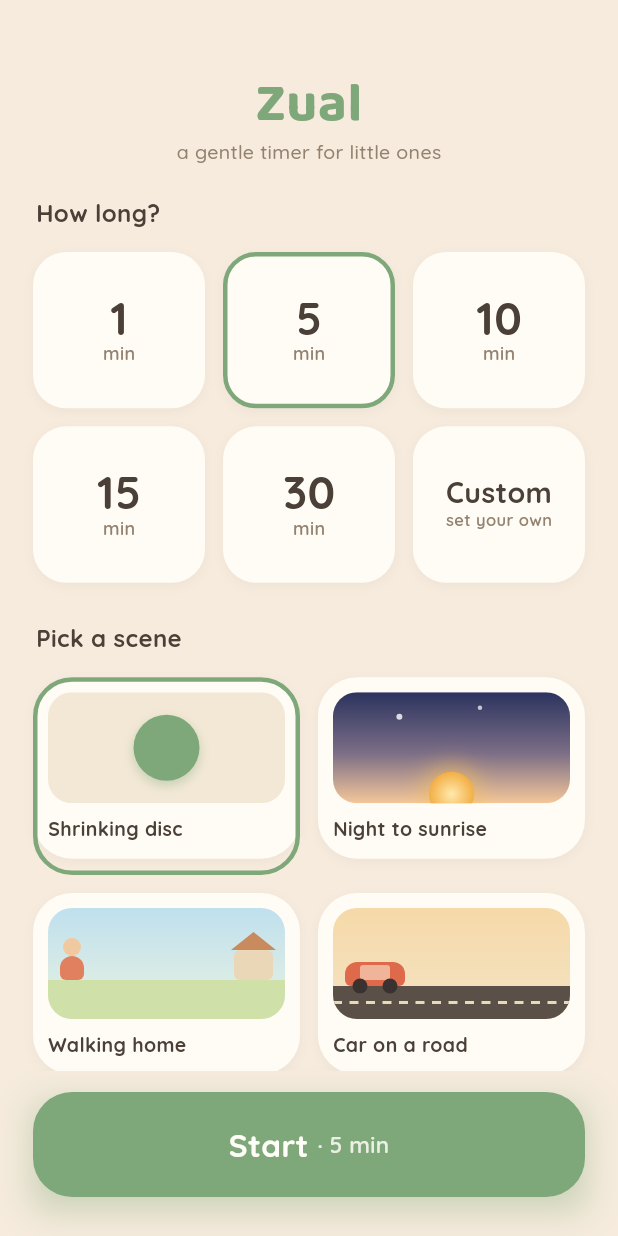
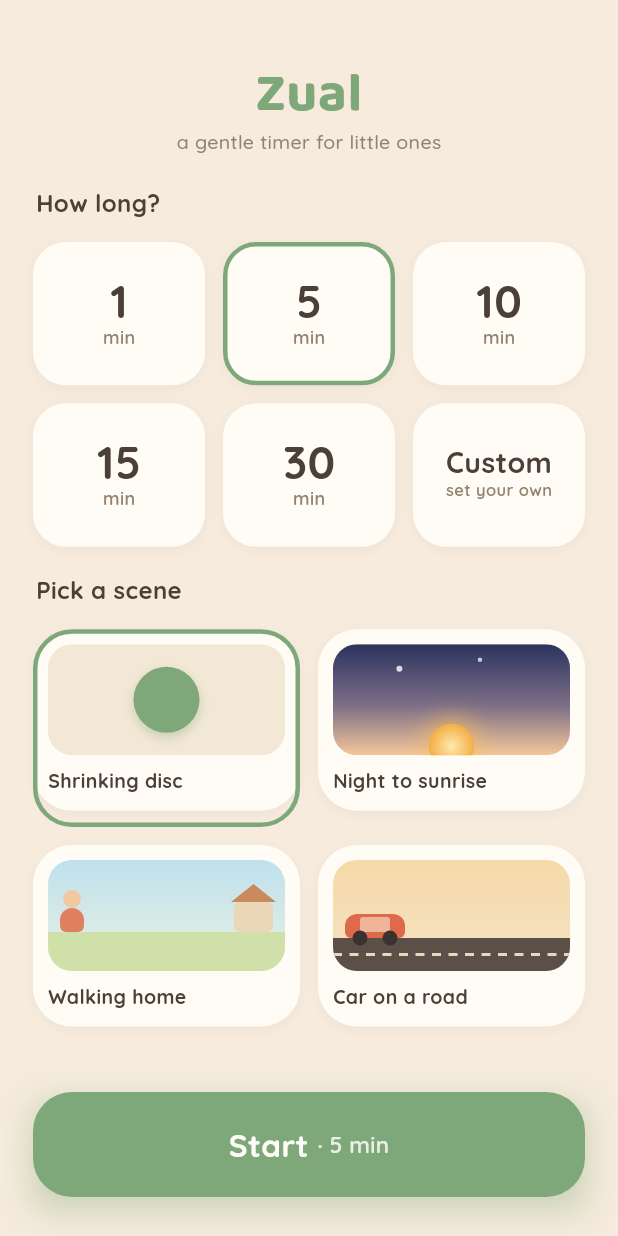
Before and after one commit to reiteristvan/zual, a Flutter app: the screen it shows after launch, on a phone screen of 412 x 824 dp. Run offline on Flutter 3.47's test engine with Material 3 defaults, Android fonts, the phone set to English and light mode, and no system bars; our stand-ins replace audioplayers, shared_preferences, wakelock_plus.

Commit message:
fix(260710-frr): make Setup screen content fit responsively
- SceneGrid accepts optional childAspectRatio (default 1.35) as a sizing hook
- SetupScreen scroll body wrapped in LayoutBuilder driving adaptive
  inter-section gap, adaptive duration-grid aspect ratio, fit-to-space
  clamped scene-grid aspect ratio, and adaptive header top padding
- SingleChildScrollView kept as safety net, now keyed 'setup-scroll'

```diff
--- a/lib/screens/setup_screen.dart
+++ b/lib/screens/setup_screen.dart
@@ -152,21 +152,40 @@ class _SetupScreenState extends State<SetupScreen> {
       body: SafeArea(
         child: Column(
           children: [
-            _buildHeader(),
+            _buildHeader(context),
             Expanded(
-              child: SingleChildScrollView(
+              child: LayoutBuilder(
+                builder: (context, constraints) {
+                  final gap = (constraints.maxHeight * 0.03).clamp(12.0, 26.0);
+                  final durationAspectRatio = constraints.maxHeight >= 640
+                      ? 1.1
+                      : 1.2;
+                  final sceneAspectRatio = _computeSceneAspectRatio(
+                    context: context,
+                    availableHeight: constraints.maxHeight,
+                    gap: gap,
+                    durationAspectRatio: durationAspectRatio,
+                  );
+                  return SingleChildScrollView(
+                    key: const ValueKey('setup-scroll'),
                     padding: const EdgeInsets.fromLTRB(22, 12, 22, 4),
                     child: Column(
                       crossAxisAlignment: CrossAxisAlignment.start,
                       children: [
                         _buildSectionLabel('How long?'),
-                    _buildDurationGrid(),
+                        _buildDurationGrid(durationAspectRatio),
                         if (_showCustom) _buildCustomStepperRow(),
-                    const SizedBox(height: 26),
+                        SizedBox(height: gap),
                         _buildSectionLabel('Pick a scene'),
-                    SceneGrid(selected: _theme, onSelect: _selectScene),
+                        SceneGrid(
+                          selected: _theme,
+                          onSelect: _selectScene,
+                          childAspectRatio: sceneAspectRatio,
+                        ),
                       ],
                     ),
+                  );
+                },
               ),
             ),
             _buildFooter(),
@@ -177,11 +196,17 @@ class _SetupScreenState extends State<SetupScreen> {
   }
 
   /// Fixed header: wordmark + tagline, centered per UI-SPEC (`text-align:
-  /// center` in the Layout A reference markup).
-  Widget _buildHeader() {
-    return const Padding(
-      padding: EdgeInsets.fromLTRB(24, 52, 24, 8),
-      child: Column(
+  /// center` in the Layout A reference markup). Top padding scales down on
+  /// short viewports (min 24, design default 52) to reclaim height for the
+  /// scroll region below.
+  Widget _buildHeader(BuildContext context) {
+    final topPadding = (MediaQuery.sizeOf(context).height * 0.055).clamp(
+      24.0,
+      52.0,
+    );
+    return Padding(
+      padding: EdgeInsets.fromLTRB(24, topPadding, 24, 8),
+      child: const Column(
         crossAxisAlignment: CrossAxisAlignment.center,
         children: [
           Text('Zual', style: AppTokens.wordmark),
@@ -190,6 +215,68 @@ class _SetupScreenState extends State<SetupScreen> {
         ],
       ),
     );
+  }
+
+  /// Computes a fit-to-space `childAspectRatio` for [SceneGrid] so the scene
+  /// picker consumes only the vertical space left over after the duration
+  /// grid, both section labels, the responsive gap, and (when shown) the
+  /// custom stepper row. Clamped to `[1.35, 2.4]`: 1.35 keeps scene cards no
+  /// taller than the design's default; 2.4 prevents ultra-flat cards on tiny
+  /// screens, where the `SingleChildScrollView` safety net then absorbs any
+  /// residual overflow.
+  double _computeSceneAspectRatio({
+    required BuildContext context,
+    required double availableHeight,
+    required double gap,
+    required double durationAspectRatio,
+  }) {
+    final contentWidth = MediaQuery.sizeOf(context).width - 44;
+    final durationCellWidth = (contentWidth - 24) / 3;
+    final durationGridHeight =
+        2 * (durationCellWidth / durationAspectRatio) + 12;
+
+    final sectionLabelHeight =
+        _measureTextHeight(context, AppTokens.sectionLabel) + 14;
+
+    var fixedCost =
+        12 + // scroll padding top
+        4 + // scroll padding bottom
+        (sectionLabelHeight * 2) + // "How long?" + "Pick a scene" labels
+        durationGridHeight +
+        gap;
+
+    if (_showCustom) {
+      fixedCost += _measureStepperRowHeight(context);
+    }
+
+    final availableForScene = availableHeight - fixedCost;
+    final perCellHeight = (availableForScene - 12) / 2;
+    if (perCellHeight <= 0) return 2.4;
+
+    final sceneCellWidth = (contentWidth - 12) / 2;
+    return (sceneCellWidth / perCellHeight).clamp(1.35, 2.4);
+  }
+
+  /// Measures the rendered height of [style] using the current text
+  /// scaling, so the fit-to-space calculation above tracks real font metrics
+  /// instead of a guessed constant.
+  double _measureTextHeight(BuildContext context, TextStyle style) {
+    final painter = TextPainter(
+      text: TextSpan(text: 'Hg', style: style),
+      textDirection: TextDirection.ltr,
+      textScaler: MediaQuery.textScalerOf(context),
+    )..layout();
+    return painter.height;
+  }
+
+  /// Estimates the custom stepper row's total block height (margin +
+  /// padding + row), used only when `_showCustom` is true.
+  double _measureStepperRowHeight(BuildContext context) {
+    final textColumnHeight =
+        _measureTextHeight(context, AppTokens.stepperValue) +
+        _measureTextHeight(context, AppTokens.stepperUnit);
+    final rowHeight = textColumnHeight > 48 ? textColumnHeight : 48.0;
+    return 14 + 28 + rowHeight; // margin-top(14) + padding(14+14) + row
   }
 
   Widget _buildSectionLabel(String label) {
@@ -202,14 +289,17 @@ class _SetupScreenState extends State<SetupScreen> {
   /// 3-column grid of the five duration presets plus the "Custom" cell.
   /// Fixed at 6 cells regardless of [_showCustom] — the grid itself never
   /// reflows; the stepper row is a separate widget rendered below it.
-  Widget _buildDurationGrid() {
+  /// [aspectRatio] is adaptive per available height (1.1 on tall screens,
+  /// 1.2 on short ones) to reclaim vertical space without changing the
+  /// design on normal/tall devices.
+  Widget _buildDurationGrid(double aspectRatio) {
     return GridView.count(
       crossAxisCount: 3,
       shrinkWrap: true,
       physics: const NeverScrollableScrollPhysics(),
       mainAxisSpacing: 12,
       crossAxisSpacing: 12,
-      childAspectRatio: 1.1,
+      childAspectRatio: aspectRatio,
       children: [..._presets.map(_buildPresetCard), _buildCustomCard()],
     );
   }
--- a/lib/widgets/scene_grid.dart
+++ b/lib/widgets/scene_grid.dart
@@ -96,13 +96,24 @@ class SceneCard extends StatelessWidget {
 /// to reference concrete painter types by name, per D-06) and hands each
 /// [SceneCard] only the painter it needs.
 class SceneGrid extends StatelessWidget {
-  const SceneGrid({super.key, required this.selected, required this.onSelect});
+  const SceneGrid({
+    super.key,
+    required this.selected,
+    required this.onSelect,
+    this.childAspectRatio = 1.35,
+  });
 
   /// The currently selected theme.
   final SceneTheme selected;
 
   /// Invoked with the newly tapped theme; the caller owns selection state.
   final ValueChanged<SceneTheme> onSelect;
+
+  /// The grid cell aspect ratio. Defaults to the design's fixed 1.35;
+  /// callers (e.g. [SetupScreen]'s fit-to-space sizing) may override this to
+  /// reclaim vertical space on short viewports without touching the theme
+  /// mappings or selection-ring keys.
+  final double childAspectRatio;
 
   /// Exact scene-card copy, verbatim from `02-UI-SPEC.md`.
   static const Map<SceneTheme, String> _labels = {
@@ -127,7 +138,7 @@ class SceneGrid extends StatelessWidget {
       physics: const NeverScrollableScrollPhysics(),
       mainAxisSpacing: 12,
       crossAxisSpacing: 12,
-      childAspectRatio: 1.35,
+      childAspectRatio: childAspectRatio,
       children: SceneTheme.values.map((theme) {
         return SceneCard(
           preview: _painters[theme]!,
```
Lines whose indentation alone changed are shown as unchanged.
